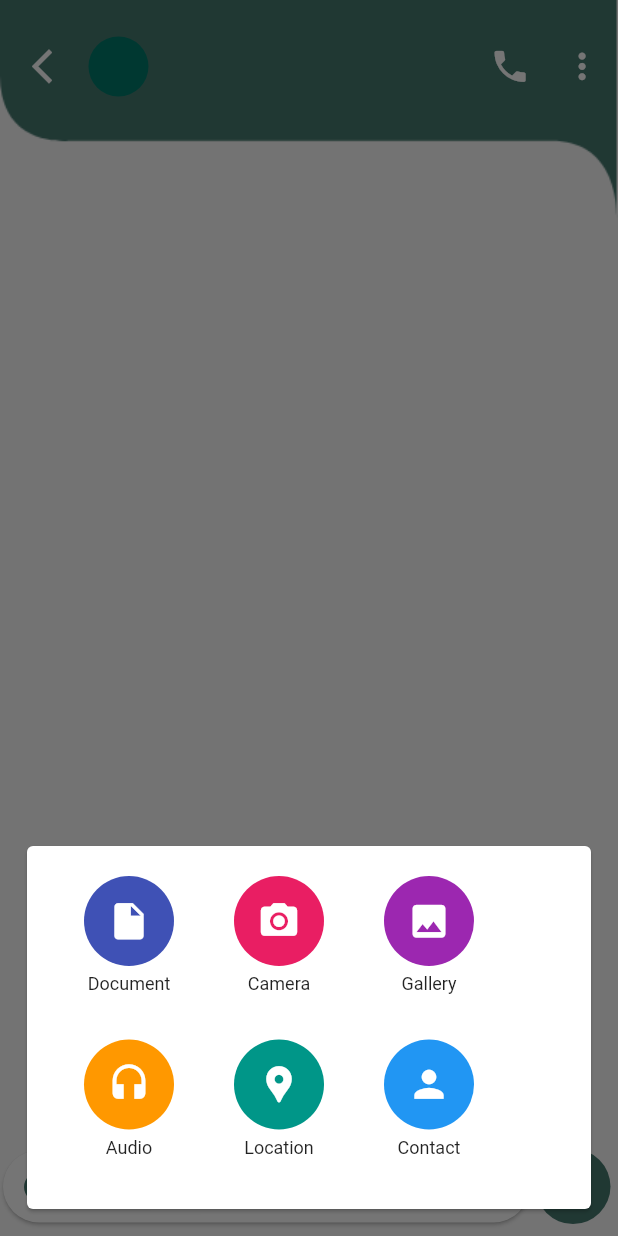
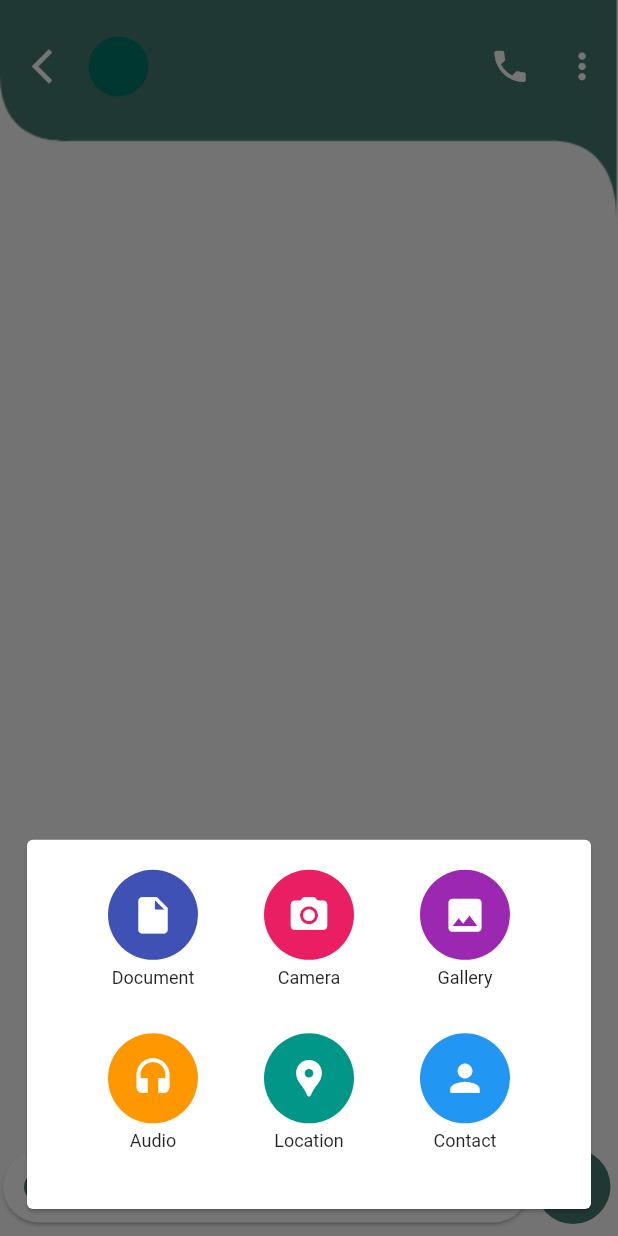
Before and after one commit to AhmedAyman26/studentHub, a Flutter app: the ChatPageBody screen opened directly with empty values, item 2 of the bottom bar chosen, on a phone screen of 412 x 824 dp. Run offline on Flutter 3.47's test engine with Material 3 defaults, Android fonts, the light colour scheme and no system bars; our stand-ins replace bloc, cached_network_image, cloud_firestore, conditional_builder_null_safety, dio, email_validator and 14 more; missing offline and left inert: favorite_button, flutter_onboard; accounts and stored records are empty; generated files the repository leaves out were written again; network calls fail.

Commit message:
- some refactor in app design

```diff
--- a/lib/common/presentation/cubits/user_cubit/user_cubit.dart
+++ b/lib/common/presentation/cubits/user_cubit/user_cubit.dart
@@ -39,7 +39,6 @@ class UserCubit extends Cubit<UserState>
   {
     emit(state.copyWith(userDataState: RequestStatus.loading));
     final userData=await _getCachedUserDataUseCase.call();
-    print("idhfkjsdhfshdfjhdsjfhskdjhfjksd$userData");
     emit(state.copyWith(userData: userData,userDataState: RequestStatus.success));
   }
 
--- a/lib/features/Home.dart
+++ b/lib/features/Home.dart
@@ -1,3 +1,4 @@
+import 'package:cached_network_image/cached_network_image.dart';
 import 'package:flutter/material.dart';
 import 'package:flutter_screenutil/flutter_screenutil.dart';
 import 'package:graduation/common/presentation/cubits/user_cubit/user_cubit.dart';
@@ -156,13 +157,13 @@ class _HomeLayoutState extends State<HomeLayout> {
                     ),
                     image: const DecorationImage(
                       fit: BoxFit.cover,
-                      image: NetworkImage(
+                      image: CachedNetworkImageProvider(
                         'https://static2.hdwallpapers.net/wallpapers/2019/02/24/1178/thumb_glass-building-in-toronto.jpg',
                       ),
                     )),
                 currentAccountPicture: CircleAvatar(
                   radius: 10,
-                  backgroundImage: NetworkImage(
+                  backgroundImage: CachedNetworkImageProvider(
                       UserCubit.get(context).state.userData?.image ?? ''),
                 ),
                 accountName:
--- a/lib/features/authentication/data/mapper/api_user_data_mapper.dart
+++ b/lib/features/authentication/data/mapper/api_user_data_mapper.dart
@@ -12,7 +12,7 @@ extension ApiUserDataMapper on ApiUserData
       universityName: universityName??'',
       firebaseId: firebaseId??'',
       fullName: fullname??'',
-      image: image??'',
+      image: image,
       facultyId: facultyId??0
     );
   }
--- a/lib/features/authentication/domain/models/user_model.dart
+++ b/lib/features/authentication/domain/models/user_model.dart
@@ -30,7 +30,7 @@ class UserData extends Equatable {
             email: '',
             facultyName: '',
             universityName: '',
-            image: '');
+            image: null);
 
   UserData modify(
       {String? studentId,
--- a/lib/features/chats/presentation/pages/chat_page/chat_page.dart
+++ b/lib/features/chats/presentation/pages/chat_page/chat_page.dart
@@ -1,3 +1,4 @@
+import 'package:cached_network_image/cached_network_image.dart';
 import 'package:conditional_builder_null_safety/conditional_builder_null_safety.dart';
 import 'package:flutter/material.dart';
 import 'package:flutter_bloc/flutter_bloc.dart';
@@ -65,14 +66,13 @@ class _ChatPageBodyState extends State<ChatPageBody> {
               Expanded(
                 child: Stack(
                   children: [
-                    ConditionalBuilder(
-                      condition: (state.messages?.length != 0),
-                      builder: (context) => Padding(
+                    Padding(
                       padding: const EdgeInsets.symmetric(horizontal: 20.0),
                       child: StreamBuilder(
                           stream: state.messages,
                           builder: (context, snapshot) {
                             return ListView.separated(
+                              physics: const ClampingScrollPhysics(),
                               padding:
                                   EdgeInsets.only(bottom: 50.h, top: 90.h),
                               itemBuilder: (context, index) {
@@ -93,10 +93,6 @@ class _ChatPageBodyState extends State<ChatPageBody> {
                               itemCount: snapshot.data?.length ?? 0,
                             );
                           }),
-                      ),
-                      fallback: (context) => const Center(
-                        child: CircularProgressIndicator(),
-                      ),
                     ),
                     const Image(
                       image: AssetImage(ImagesPaths.chatHeader),
@@ -120,8 +116,8 @@ class _ChatPageBodyState extends State<ChatPageBody> {
                           CircleAvatar(
                             radius: 20,
                             backgroundImage: widget.user.image != null
-                                ? NetworkImage('${widget.user.image}')
-                                : const NetworkImage(
+                                ? CachedNetworkImageProvider('${widget.user.image}')
+                                : const CachedNetworkImageProvider(
                                     'https://upload.wikimedia.org/wikipedia/commons/7/70/User_icon_BLACK-01.png'),
                           ),
                           SizedBox(
@@ -281,8 +277,8 @@ class _ChatPageBodyState extends State<ChatPageBody> {
           children: [
             (message.image == null || message.image == '')
                 ? const SizedBox.shrink()
-                : Image(
-                    image: NetworkImage(message.image ?? ''),
+                : CachedNetworkImage(
+                    imageUrl: message.image ?? '',
                   ),
             Text(
               message.text ?? '',
@@ -312,7 +308,7 @@ class _ChatPageBodyState extends State<ChatPageBody> {
           children: [
             (message.image == null || message.image == '')
                 ? const SizedBox.shrink()
-                : Image(image: NetworkImage(message.image ?? '')),
+                : CachedNetworkImage(imageUrl: message.image ?? ''),
             Text(
               message.text ?? '',
             ),
--- a/lib/features/chats/presentation/pages/chat_page/widgets/select_attachment_bottom_sheet.dart
+++ b/lib/features/chats/presentation/pages/chat_page/widgets/select_attachment_bottom_sheet.dart
@@ -1,66 +1,50 @@
 import 'package:flutter/material.dart';
+import 'package:flutter_screenutil/flutter_screenutil.dart';
 
 class SelectAttachmentBottomSheet extends StatelessWidget {
   const SelectAttachmentBottomSheet({super.key});
 
   @override
   Widget build(BuildContext context) {
-    return Container(
-      height: 278,
-      width: 250,
+    return  SizedBox(
+      height: 278.h,
+      width: 250.w,
       child: const Card(
         margin: EdgeInsets.all(18),
         child: Padding(
           padding: EdgeInsets.symmetric(horizontal: 10, vertical: 20),
           child: Column(
+            crossAxisAlignment: CrossAxisAlignment.center,
             children: [
               Row(
-                mainAxisAlignment: MainAxisAlignment.center,
+                mainAxisAlignment: MainAxisAlignment.spaceEvenly,
                 children: [
                   AttachmentItem(
                       icon: Icons.insert_drive_file,
                       color: Colors.indigo,
                       text: 'Document'),
-                  SizedBox(
-                    width: 40,
-                  ),
                   AttachmentItem(
                       icon: Icons.camera_alt,
                       color: Colors.pink,
                       text: 'Camera'),
-                  SizedBox(
-                    width: 40,
-                  ),
                   AttachmentItem(
                       icon: Icons.photo, color: Colors.purple, text: 'Gallery'),
-                  SizedBox(
-                    width: 40,
-                  ),
                 ],
               ),
               SizedBox(
                 height: 30,
               ),
               Row(
-                mainAxisAlignment: MainAxisAlignment.center,
+                mainAxisAlignment: MainAxisAlignment.spaceEvenly,
                 children: [
                   AttachmentItem(
                       icon: Icons.headset, color: Colors.orange, text: 'Audio'),
-                  SizedBox(
-                    width: 40,
-                  ),
                   AttachmentItem(
                       icon: Icons.location_pin,
                       color: Colors.teal,
                       text: 'Location'),
-                  SizedBox(
-                    width: 40,
-                  ),
                   AttachmentItem(
                       icon: Icons.person, color: Colors.blue, text: 'Contact'),
-                  SizedBox(
-                    width: 40,
-                  ),
                 ],
               )
             ],
--- a/lib/features/chats/presentation/pages/users_page/widgets/user_chat_item.dart
+++ b/lib/features/chats/presentation/pages/users_page/widgets/user_chat_item.dart
@@ -1,3 +1,4 @@
+import 'package:cached_network_image/cached_network_image.dart';
 import 'package:flutter/material.dart';
 import 'package:flutter_screenutil/flutter_screenutil.dart';
 import 'package:graduation/common/utils/constants/app_constants.dart';
@@ -22,8 +23,8 @@ class UserChatItem extends StatelessWidget {
           CircleAvatar(
               radius: 20.h,
               backgroundImage: (user.image != ""||user.image!=null)
-                  ? NetworkImage('${user.image}')
-                  : const NetworkImage(
+                  ? CachedNetworkImageProvider('${user.image}')
+                  : const CachedNetworkImageProvider(
                   'https://upload.wikimedia.org/wikipedia/commons/7/70/User_icon_BLACK-01.png')),
           SizedBox(
             width: 15.w,
--- a/lib/features/posts/presentation/pages/create_post_page.dart
+++ b/lib/features/posts/presentation/pages/create_post_page.dart
@@ -1,3 +1,4 @@
+import 'package:cached_network_image/cached_network_image.dart';
 import 'package:firebase_auth/firebase_auth.dart';
 import 'package:firebase_storage/firebase_storage.dart';
 import 'package:flutter/material.dart';
@@ -135,7 +136,7 @@ class _CreatePostPageBodyState extends State<CreatePostPageBody> {
                             : CircleAvatar(
                                 radius: 20,
                                 backgroundColor: Colors.white,
-                                backgroundImage: NetworkImage(
+                                backgroundImage: CachedNetworkImageProvider(
                                     userState.userData?.image ?? ""),
                               ),
                         const SizedBox(
--- a/lib/features/posts/presentation/pages/posts_page/widgets/post_item.dart
+++ b/lib/features/posts/presentation/pages/posts_page/widgets/post_item.dart
@@ -45,7 +45,7 @@ class PostItem extends StatelessWidget {
                             const CircularProgressIndicator(),
                         errorWidget: (context, url, error) => const Image(
                           fit: BoxFit.cover,
-                          image: NetworkImage(
+                          image: CachedNetworkImageProvider(
                               'https://upload.wikimedia.org/wikipedia/commons/7/70/User_icon_BLACK-01.png'),
                         ),
                       ),
--- a/lib/features/products/presentation/pages/add_product_page/add_product_page.dart
+++ b/lib/features/products/presentation/pages/add_product_page/add_product_page.dart
@@ -1,3 +1,4 @@
+import 'package:cached_network_image/cached_network_image.dart';
 import 'package:firebase_storage/firebase_storage.dart';
 import 'package:flutter/material.dart';
 import 'package:flutter_bloc/flutter_bloc.dart';
@@ -136,7 +137,7 @@ class _AddProductPageBodyState extends State<AddProductPageBody> {
                         children: [
                           CircleAvatar(
                             backgroundImage:
-                                NetworkImage(userState.userData?.image ?? ''),
+                            CachedNetworkImageProvider(userState.userData?.image ?? ''),
                             radius: 20,
                           ),
                           const SizedBox(
--- a/lib/features/products/presentation/pages/products_page/widgets/product_details_page.dart
+++ b/lib/features/products/presentation/pages/products_page/widgets/product_details_page.dart
@@ -1,3 +1,4 @@
+import 'package:cached_network_image/cached_network_image.dart';
 import 'package:favorite_button/favorite_button.dart';
 import 'package:flutter/material.dart';
 import 'package:flutter_bloc/flutter_bloc.dart';
@@ -105,7 +106,7 @@ class _ProductDetailsPageBodyState extends State<ProductDetailsPageBody> {
                     padding: const EdgeInsets.only(left: 20, right: 20),
                     height: MediaQuery.of(context).size.height / 4,
                     width: double.infinity,
-                    child: Image(image: NetworkImage(widget.product.image ?? '')),
+                    child: CachedNetworkImage(imageUrl: widget.product.image ?? ''),
                   ),
                   Padding(
                     padding: const EdgeInsets.only(top: 30, left: 20, right: 16),
--- a/lib/features/products/presentation/pages/products_page/widgets/product_item.dart
+++ b/lib/features/products/presentation/pages/products_page/widgets/product_item.dart
@@ -46,7 +46,7 @@ class ProductItem extends StatelessWidget {
                   padding: const EdgeInsets.all(5.0),
                   child: CircleAvatar(
                     radius: 20,
-                    backgroundImage: NetworkImage("${product.studentImage}"),
+                    backgroundImage: CachedNetworkImageProvider("${product.studentImage}"),
                     backgroundColor: Colors.white,
                   ),
                 ),
--- a/lib/features/services/presentation/pages/add_service_page/pages/add_service_page.dart
+++ b/lib/features/services/presentation/pages/add_service_page/pages/add_service_page.dart
@@ -1,3 +1,4 @@
+import 'package:cached_network_image/cached_network_image.dart';
 import 'package:flutter/material.dart';
 import 'package:flutter_bloc/flutter_bloc.dart';
 import 'package:flutter_screenutil/flutter_screenutil.dart';
@@ -98,7 +99,7 @@ class _AddServicePageState extends State<AddServicePage> {
                       CircleAvatar(
                         radius: 20,
                         backgroundColor: Colors.white,
-                        backgroundImage: NetworkImage(
+                        backgroundImage: CachedNetworkImageProvider(
                             UserCubit.get(context).state.userData?.image ?? ''),
                       ),
                       const SizedBox(
@@ -148,7 +149,7 @@ class _AddServicePageState extends State<AddServicePage> {
                       setState(() {});
                     },
                     isExpanded: true,
-                    hint: Text(AppLocalizations.of(context)!.select_university),
+                    hint: Text(AppLocalizations.of(context)!.select_subject),
                     value: selectedSubject,
                   ),
 
--- a/lib/features/setting/presentation/settings_page.dart
+++ b/lib/features/setting/presentation/settings_page.dart
@@ -1,3 +1,4 @@
+import 'package:cached_network_image/cached_network_image.dart';
 import 'package:flutter/material.dart';
 import 'package:flutter_bloc/flutter_bloc.dart';
 import 'package:flutter_screenutil/flutter_screenutil.dart';
@@ -58,7 +59,7 @@
                     CircleAvatar(
                         backgroundColor: AppColors.kPrimaryColor,
                         radius: 25.w,
-                        backgroundImage: NetworkImage(
+                        backgroundImage: CachedNetworkImageProvider(
                             UserCubit.get(context).state.userData?.image ??
                                 '')),
                     SizedBox(
```
Also changed, not shown: lib/common/data/repository/preference_helper_impl.dart (+4 -3 lines). Lines whose indentation alone changed are shown as unchanged.
